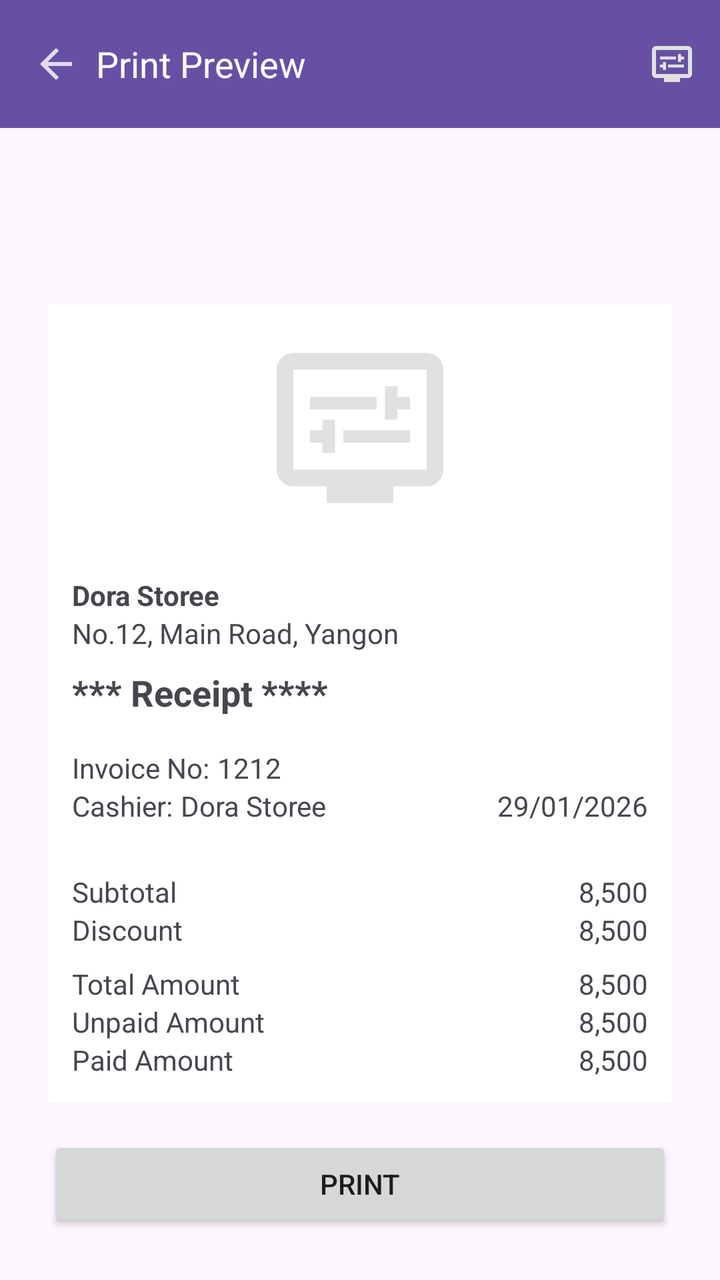
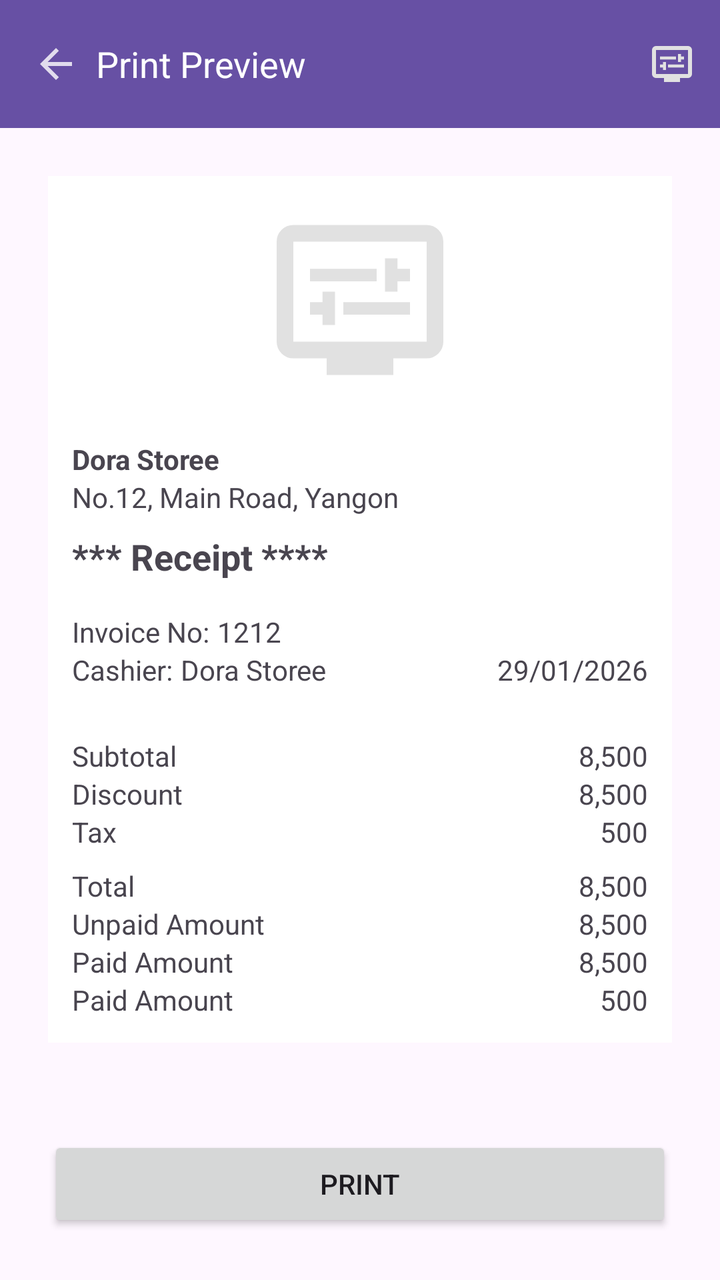

Screens rendered from an Android XML layout before and after an edit, with the pre-edit source and the edit as a unified diff.
<!-- AndroidManifest.xml: application theme Theme.MyApplication -->
<!-- res/layout/activity_preview.xml -->
<?xml version="1.0" encoding="utf-8"?>
<androidx.coordinatorlayout.widget.CoordinatorLayout
    xmlns:android="http://schemas.android.com/apk/res/android"
    xmlns:app="http://schemas.android.com/apk/res-auto"
    android:layout_width="match_parent"
    android:layout_height="match_parent">

    
    <com.google.android.material.appbar.MaterialToolbar
        android:id="@+id/toolbar"
        android:layout_width="match_parent"
        android:layout_height="?attr/actionBarSize"
        android:background="?attr/colorSurface"
        app:titleTextColor="?attr/colorOnSurface"
        app:menu="@menu/menu_printer"
        app:title="">
        <ImageView
            android:id="@+id/btnBack"
            android:layout_width="wrap_content"
            android:layout_height="wrap_content"
            android:src="@drawable/ic_back"
            android:layout_marginRight="8dp"
            android:contentDescription="back" />
        <TextView
            android:layout_width="wrap_content"
            android:layout_height="wrap_content"
            android:text="Print Preview"
            android:textSize="18sp"
            android:textColor="@color/white"/>
    </com.google.android.material.appbar.MaterialToolbar>

    
    <LinearLayout
        android:id="@+id/mainLayoutWrapper"
        android:layout_width="match_parent"
        android:layout_height="match_parent"
        android:layout_marginTop="?attr/actionBarSize"
        android:orientation="vertical"
        android:padding="12dp"
        app:layout_behavior="@string/appbar_scrolling_view_behavior">

        <LinearLayout
            android:id="@+id/mainLayout"
            android:layout_width="match_parent"
            android:layout_height="match_parent"
            android:orientation="vertical"
            android:layout_marginTop="?attr/actionBarSize"
            android:padding="12dp"
            app:layout_behavior="@string/appbar_scrolling_view_behavior"
            android:visibility="visible">

            
            <ScrollView
                android:layout_width="match_parent"
                android:layout_height="0dp"
                android:layout_weight="1">

                <LinearLayout
                    android:layout_width="match_parent"
                    android:layout_height="wrap_content"
                    android:orientation="vertical"
                    android:padding="12dp"
                    android:background="@android:color/white">

                    <ImageView
                        android:id="@+id/ivLogo"
                        android:layout_width="match_parent"
                        android:layout_height="wrap_content"
                        android:adjustViewBounds="true"
                        android:scaleType="fitCenter"
                        android:src="@drawable/ic_setting"
                        android:maxWidth="100dp"
                        android:maxHeight="100dp"
                        android:layout_marginBottom="8dp"
                        android:layout_gravity="center" />
                    
                    <TextView
                        android:id="@+id/tvShopName"
                        android:layout_width="match_parent"
                        android:layout_height="wrap_content"
                        android:layout_marginTop="16dp"
                        android:text="Dora Storee"
                        android:textSize="14sp"
                        android:textStyle="bold"
                        android:textAlignment="center" />



                    
                    <TextView
                        android:id="@+id/tvAddress"
                        android:layout_width="match_parent"
                        android:layout_height="wrap_content"
                        android:text="No.12, Main Road, Yangon"
                        android:textSize="14sp"
                        android:textAlignment="center" />

                    
                    <TextView
                        android:layout_width="match_parent"
                        android:layout_height="wrap_content"
                        android:text="*** Receipt ****"
                        android:layout_marginTop="8dp"
                        android:textSize="18sp"
                        android:textStyle="bold"
                        android:textAlignment="center" />

                    
                    <TextView
                        android:id="@+id/tvPhone"
                        android:layout_width="match_parent"
                        android:layout_height="wrap_content"
                        android:text="Phone: 09-123456789"
                        android:textSize="14sp"
                        android:textAlignment="center"
                        android:visibility="gone"
                        android:layout_marginBottom="8dp" />

                    <androidx.constraintlayout.widget.ConstraintLayout
                        android:layout_width="match_parent"
                        android:layout_height="wrap_content"
                        android:layout_marginTop="16dp">

                        <LinearLayout
                            android:id="@+id/layoutInvoice"
                            android:layout_width="wrap_content"
                            android:layout_height="wrap_content"
                            android:orientation="horizontal"
                            app:layout_constraintStart_toStartOf="parent"
                            app:layout_constraintTop_toTopOf="parent">
                            <TextView
                                android:layout_width="wrap_content"
                                android:layout_height="wrap_content"
                                android:text="Invoice No:"
                                android:textSize="14sp"
                                android:layout_marginRight="4dp"
                                app:layout_constraintStart_toStartOf="parent"
                                app:layout_constraintTop_toTopOf="parent" />
                            <TextView
                                android:id="@+id/tvInvoiceNo"
                                android:layout_width="wrap_content"
                                android:layout_height="wrap_content"
                                android:text="1212"
                                android:textSize="14sp"
                                app:layout_constraintStart_toStartOf="parent"
                                app:layout_constraintTop_toTopOf="parent" />
                        </LinearLayout>

                        <LinearLayout
                            android:id="@+id/layoutCashier"
                            android:layout_width="wrap_content"
                            android:layout_height="wrap_content"
                            android:text="Cashier:"
                            android:textSize="14sp"
                            android:layout_marginRight="4dp"
                            app:layout_constraintStart_toStartOf="parent"
                            app:layout_constraintTop_toBottomOf="@+id/layoutInvoice">

                            <TextView
                                android:layout_width="wrap_content"
                                android:layout_height="wrap_content"
                                android:text="Cashier:"
                                android:textSize="14sp"
                                android:layout_marginRight="4dp"/>
                            <TextView
                                android:id="@+id/tvCashier"
                                android:layout_width="wrap_content"
                                android:layout_height="wrap_content"
                                android:text="Dora Storee"
                                android:textSize="14sp"
                                android:layout_marginRight="4dp"/>
                        </LinearLayout>

                        
                        <TextView
                            android:id="@+id/tvDateTime"
                            android:layout_width="wrap_content"
                            android:layout_height="wrap_content"
                            android:text="29/01/2026"
                            android:textSize="14sp"
                            app:layout_constraintRight_toRightOf="parent"
                            app:layout_constraintTop_toBottomOf="@+id/layoutInvoice"
                            />
                    </androidx.constraintlayout.widget.ConstraintLayout>

                    
                    <androidx.recyclerview.widget.RecyclerView
                        android:id="@+id/rvItems"
                        android:layout_width="match_parent"
                        android:layout_height="wrap_content"
                        android:nestedScrollingEnabled="false"
                        android:layout_marginTop="8dp"
                        android:layout_marginBottom="8dp" />

                    
                    <LinearLayout
                        android:layout_width="match_parent"
                        android:layout_height="wrap_content"
                        android:orientation="horizontal"
                        android:layout_marginTop="8dp">

                        <TextView
                            android:layout_width="0dp"
                            android:layout_height="wrap_content"
                            android:layout_weight="1"
                            android:text="Subtotal" />

                        <TextView
                            android:id="@+id/tvSubTotal"
                            android:layout_width="wrap_content"
                            android:layout_height="wrap_content"
                            android:text="8,500"/>
                    </LinearLayout>

                    
                    <LinearLayout
                        android:layout_width="match_parent"
                        android:layout_height="wrap_content"
                        android:orientation="horizontal"
                        android:layout_marginTop="0dp">

                        <TextView
                            android:layout_width="0dp"
                            android:layout_height="wrap_content"
                            android:layout_weight="1"
                            android:text="Discount"/>

                        <TextView
                            android:id="@+id/tvDiscount"
                            android:layout_width="wrap_content"
                            android:layout_height="wrap_content"
                            android:text="8,500" />
                    </LinearLayout>

                    
                    <LinearLayout
                        android:layout_width="match_parent"
                        android:layout_height="wrap_content"
                        android:orientation="horizontal"
                        android:layout_marginTop="8dp">

                        <TextView
                            android:layout_width="0dp"
                            android:layout_height="wrap_content"
                            android:layout_weight="1"
                            android:text="Total Amount"/>

                        <TextView
                            android:id="@+id/tvTotalAmount"
                            android:layout_width="wrap_content"
                            android:layout_height="wrap_content"
                            android:text="8,500" />
                    </LinearLayout>
                    
                    <LinearLayout
                        android:layout_width="match_parent"
                        android:layout_height="wrap_content"
                        android:orientation="horizontal"
                        android:layout_marginTop="0dp">

                        <TextView
                            android:layout_width="0dp"
                            android:layout_height="wrap_content"
                            android:layout_weight="1"
                            android:text="Unpaid Amount"/>

                        <TextView
                            android:id="@+id/tvUnpaidAmount"
                            android:layout_width="wrap_content"
                            android:layout_height="wrap_content"
                            android:text="8,500" />
                    </LinearLayout>
                    
                    <LinearLayout
                        android:layout_width="match_parent"
                        android:layout_height="wrap_content"
                        android:orientation="horizontal"
                        android:layout_marginTop="0dp">

                        <TextView
                            android:layout_width="0dp"
                            android:layout_height="wrap_content"
                            android:layout_weight="1"
                            android:text="Paid Amount"/>

                        <TextView
                            android:id="@+id/tvPaidAmount"
                            android:layout_width="wrap_content"
                            android:layout_height="wrap_content"
                            android:text="8,500" />
                    </LinearLayout>
                </LinearLayout>
            </ScrollView>

            
            <Button
                android:id="@+id/btnPrint"
                android:layout_width="match_parent"
                android:layout_height="wrap_content"
                android:text="PRINT"
                android:layout_marginTop="8dp" />

        </LinearLayout>
    </LinearLayout>

    <ProgressBar
        android:id="@+id/progressBar"
        style="?android:attr/progressBarStyle"
        android:layout_width="wrap_content"
        android:layout_height="wrap_content"
        app:layout_anchor="@+id/mainLayoutWrapper"
        app:layout_anchorGravity="center"
        android:visibility="gone"/>

    <LinearLayout
        android:id="@+id/errorLayout"
        android:layout_width="wrap_content"
        android:layout_height="wrap_content"
        android:orientation="vertical"
        app:layout_anchor="@+id/mainLayoutWrapper"
        app:layout_anchorGravity="center"
        android:visibility="gone">
        <TextView
            android:id="@+id/txtError"
            android:layout_width="wrap_content"
            android:layout_height="wrap_content"
            android:text="error"
            android:layout_marginBottom="16dp"/>
        <Button
            android:id="@+id/btnTryAgain"
            android:layout_width="wrap_content"
            android:layout_height="wrap_content"
            android:textSize="12sp"
            android:text="Try Again"/>
    </LinearLayout>


</androidx.coordinatorlayout.widget.CoordinatorLayout>
<!-- resources referenced by this layout -->
<resources>
  <color name="white">#FFFFFFFF</color>
  <!-- drawable ic_back (drawable-anydpi) -->
  <vector xmlns:android="http://schemas.android.com/apk/res/android"
      android:width="24dp"
      android:height="24dp"
      android:viewportWidth="960"
      android:viewportHeight="960"
      android:tint="#FFFFFF"
      android:alpha="0.8"
      android:autoMirrored="true">
    <path
        android:fillColor="@android:color/white"
        android:pathData="M313,520L537,744L480,800L160,480L480,160L537,216L313,440L800,440L800,520L313,520Z"/>
  </vector>
  <!-- drawable ic_setting (drawable) -->
  <vector xmlns:android="http://schemas.android.com/apk/res/android" android:height="24dp" android:tint="#e1e1e1" android:viewportHeight="960" android:viewportWidth="960" android:width="24dp">
        
      <path android:fillColor="@android:color/white" android:pathData="M300,600L360,600L360,440L300,440L300,490L240,490L240,550L300,550L300,600ZM400,550L720,550L720,490L400,490L400,550ZM600,440L660,440L660,390L720,390L720,330L660,330L660,280L600,280L600,440ZM240,390L560,390L560,330L240,330L240,390ZM320,840L320,760L160,760Q127,760 103.5,736.5Q80,713 80,680L80,200Q80,167 103.5,143.5Q127,120 160,120L800,120Q833,120 856.5,143.5Q880,167 880,200L880,680Q880,713 856.5,736.5Q833,760 800,760L640,760L640,840L320,840ZM160,680L800,680Q800,680 800,680Q800,680 800,680L800,200Q800,200 800,200Q800,200 800,200L160,200Q160,200 160,200Q160,200 160,200L160,680Q160,680 160,680Q160,680 160,680ZM160,680Q160,680 160,680Q160,680 160,680L160,200Q160,200 160,200Q160,200 160,200L160,200Q160,200 160,200Q160,200 160,200L160,680Q160,680 160,680Q160,680 160,680Z"/>
      
  </vector>
  <style name="Theme.MyApplication" parent="Theme.Material3.DayNight.NoActionBar">
  
          
          <item name="colorPrimary">@color/md_primary</item>
          <item name="colorOnPrimary">@color/md_on_primary</item>
  
          
          <item name="colorSurface">@color/md_surface</item>
          <item name="colorOnSurface">@color/md_on_surface</item>
  
          
          <item name="android:statusBarColor">@color/md_surface</item>
          <item name="android:windowLightStatusBar">false</item>
  
      </style>
  <color name="md_primary">#6750A4</color>
  <color name="md_on_primary">#FFFFFF</color>
  <color name="md_surface">#6750A4</color>
  <color name="md_on_surface">#FFFFFF</color>
</resources>

<!-- the commit's change to res/layout/activity_preview.xml (unified diff, before → after) -->
@@ -44,7 +44,6 @@
             android:layout_width="match_parent"
             android:layout_height="match_parent"
             android:orientation="vertical"
-            android:layout_marginTop="?attr/actionBarSize"
             android:padding="12dp"
             app:layout_behavior="@string/appbar_scrolling_view_behavior"
             android:visibility="visible">
@@ -78,7 +77,7 @@
                         android:id="@+id/tvShopName"
                         android:layout_width="match_parent"
                         android:layout_height="wrap_content"
-                        android:layout_marginTop="16dp"
+                        android:layout_marginTop="12dp"
                         android:text="Dora Storee"
                         android:textSize="14sp"
                         android:textStyle="bold"
@@ -232,6 +231,25 @@
                             android:text="8,500" />
                     </LinearLayout>
 
+                    <LinearLayout
+                        android:layout_width="match_parent"
+                        android:layout_height="wrap_content"
+                        android:orientation="horizontal"
+                        android:layout_marginTop="0dp">
+
+                        <TextView
+                            android:layout_width="0dp"
+                            android:layout_height="wrap_content"
+                            android:layout_weight="1"
+                            android:text="Tax"/>
+
+                        <TextView
+                            android:id="@+id/tvTax"
+                            android:layout_width="wrap_content"
+                            android:layout_height="wrap_content"
+                            android:text="500" />
+                    </LinearLayout>
+
                     
                     <LinearLayout
                         android:layout_width="match_parent"
@@ -243,7 +261,7 @@
                             android:layout_width="0dp"
                             android:layout_height="wrap_content"
                             android:layout_weight="1"
-                            android:text="Total Amount"/>
+                            android:text="Total"/>
 
                         <TextView
                             android:id="@+id/tvTotalAmount"
@@ -288,6 +306,25 @@
                             android:layout_width="wrap_content"
                             android:layout_height="wrap_content"
                             android:text="8,500" />
+                    </LinearLayout>
+
+                    <LinearLayout
+                        android:layout_width="match_parent"
+                        android:layout_height="wrap_content"
+                        android:orientation="horizontal"
+                        android:layout_marginTop="0dp">
+
+                        <TextView
+                            android:layout_width="0dp"
+                            android:layout_height="wrap_content"
+                            android:layout_weight="1"
+                            android:text="Paid Amount"/>
+
+                        <TextView
+                            android:id="@+id/tvRefundAmount"
+                            android:layout_width="wrap_content"
+                            android:layout_height="wrap_content"
+                            android:text="500" />
                     </LinearLayout>
                 </LinearLayout>
             </ScrollView>
@@ -321,7 +358,7 @@
         app:layout_anchorGravity="center"
         android:visibility="gone">
         <TextView
-            android:id="@+id/txtError"
+            android:id="@+id/tvError"
             android:layout_width="wrap_content"
             android:layout_height="wrap_content"
             android:text="error"
